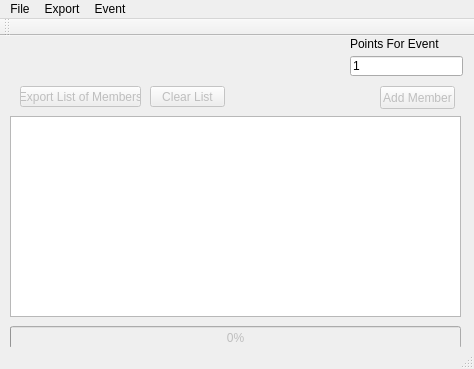
x4n4th/IEEECheckin, file IEEECheckinGUI2/IEEECheckin.ui: the form before one commit.
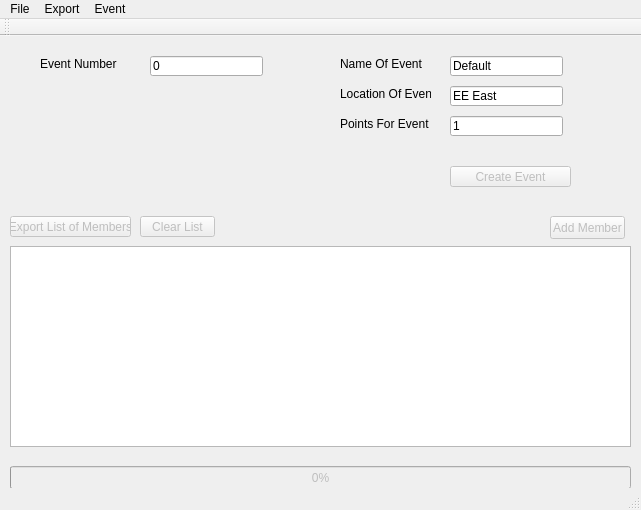
The form after the commit. Icons and pictures are not drawn.

Patch:
```diff
--- a/IEEECheckinGUI2/IEEECheckin.ui
+++ b/IEEECheckinGUI2/IEEECheckin.ui
@@ -6,8 +6,8 @@
    <rect>
     <x>0</x>
     <y>0</y>
-    <width>474</width>
-    <height>369</height>
+    <width>641</width>
+    <height>510</height>
    </rect>
   </property>
   <property name="windowTitle">
@@ -22,8 +22,8 @@
     <property name="geometry">
      <rect>
       <x>10</x>
-      <y>80</y>
-      <width>451</width>
+      <y>210</y>
+      <width>621</width>
       <height>201</height>
      </rect>
     </property>
@@ -37,8 +37,8 @@
     </property>
     <property name="geometry">
      <rect>
-      <x>20</x>
-      <y>50</y>
+      <x>10</x>
+      <y>180</y>
       <width>121</width>
       <height>21</height>
      </rect>
@@ -53,8 +53,8 @@
     </property>
     <property name="geometry">
      <rect>
-      <x>150</x>
-      <y>50</y>
+      <x>140</x>
+      <y>180</y>
       <width>75</width>
       <height>21</height>
      </rect>
@@ -69,8 +69,8 @@
     </property>
     <property name="geometry">
      <rect>
-      <x>380</x>
-      <y>50</y>
+      <x>550</x>
+      <y>180</y>
       <width>75</width>
       <height>23</height>
      </rect>
@@ -82,8 +82,8 @@
    <widget class="QLineEdit" name="pointsField">
     <property name="geometry">
      <rect>
-      <x>350</x>
-      <y>20</y>
+      <x>450</x>
+      <y>80</y>
       <width>113</width>
       <height>20</height>
      </rect>
@@ -95,8 +95,8 @@
    <widget class="QLabel" name="label">
     <property name="geometry">
      <rect>
-      <x>350</x>
-      <y>0</y>
+      <x>340</x>
+      <y>80</y>
       <width>91</width>
       <height>16</height>
      </rect>
@@ -112,8 +112,8 @@
     <property name="geometry">
      <rect>
       <x>10</x>
-      <y>290</y>
-      <width>451</width>
+      <y>430</y>
+      <width>621</width>
       <height>23</height>
      </rect>
     </property>
@@ -121,13 +121,107 @@
      <number>0</number>
     </property>
    </widget>
+   <widget class="QLineEdit" name="EventName">
+    <property name="geometry">
+     <rect>
+      <x>450</x>
+      <y>20</y>
+      <width>113</width>
+      <height>20</height>
+     </rect>
+    </property>
+    <property name="text">
+     <string>Default</string>
+    </property>
+   </widget>
+   <widget class="QLineEdit" name="LocationField">
+    <property name="geometry">
+     <rect>
+      <x>450</x>
+      <y>50</y>
+      <width>113</width>
+      <height>20</height>
+     </rect>
+    </property>
+    <property name="text">
+     <string>EE East</string>
+    </property>
+   </widget>
+   <widget class="QLabel" name="label_2">
+    <property name="geometry">
+     <rect>
+      <x>340</x>
+      <y>20</y>
+      <width>91</width>
+      <height>16</height>
+     </rect>
+    </property>
+    <property name="text">
+     <string>Name Of Event</string>
+    </property>
+   </widget>
+   <widget class="QLabel" name="label_3">
+    <property name="geometry">
+     <rect>
+      <x>340</x>
+      <y>50</y>
+      <width>91</width>
+      <height>16</height>
+     </rect>
+    </property>
+    <property name="text">
+     <string>Location Of Event</string>
+    </property>
+   </widget>
+   <widget class="QPushButton" name="createEventButton">
+    <property name="enabled">
+     <bool>false</bool>
+    </property>
+    <property name="geometry">
+     <rect>
+      <x>450</x>
+      <y>130</y>
+      <width>121</width>
+      <height>21</height>
+     </rect>
+    </property>
+    <property name="text">
+     <string>Create Event</string>
+    </property>
+   </widget>
+   <widget class="QLabel" name="label_4">
+    <property name="geometry">
+     <rect>
+      <x>40</x>
+      <y>20</y>
+      <width>91</width>
+      <height>16</height>
+     </rect>
+    </property>
+    <property name="text">
+     <string>Event Number</string>
+    </property>
+   </widget>
+   <widget class="QLineEdit" name="EventNumber">
+    <property name="geometry">
+     <rect>
+      <x>150</x>
+      <y>20</y>
+      <width>113</width>
+      <height>20</height>
+     </rect>
+    </property>
+    <property name="text">
+     <string>0</string>
+    </property>
+   </widget>
   </widget>
   <widget class="QMenuBar" name="menuBar">
    <property name="geometry">
     <rect>
      <x>0</x>
      <y>0</y>
-     <width>474</width>
+     <width>641</width>
      <height>21</height>
     </rect>
    </property>
```
Left out of the diff: 16 changed lines with no effect on the pictures.
